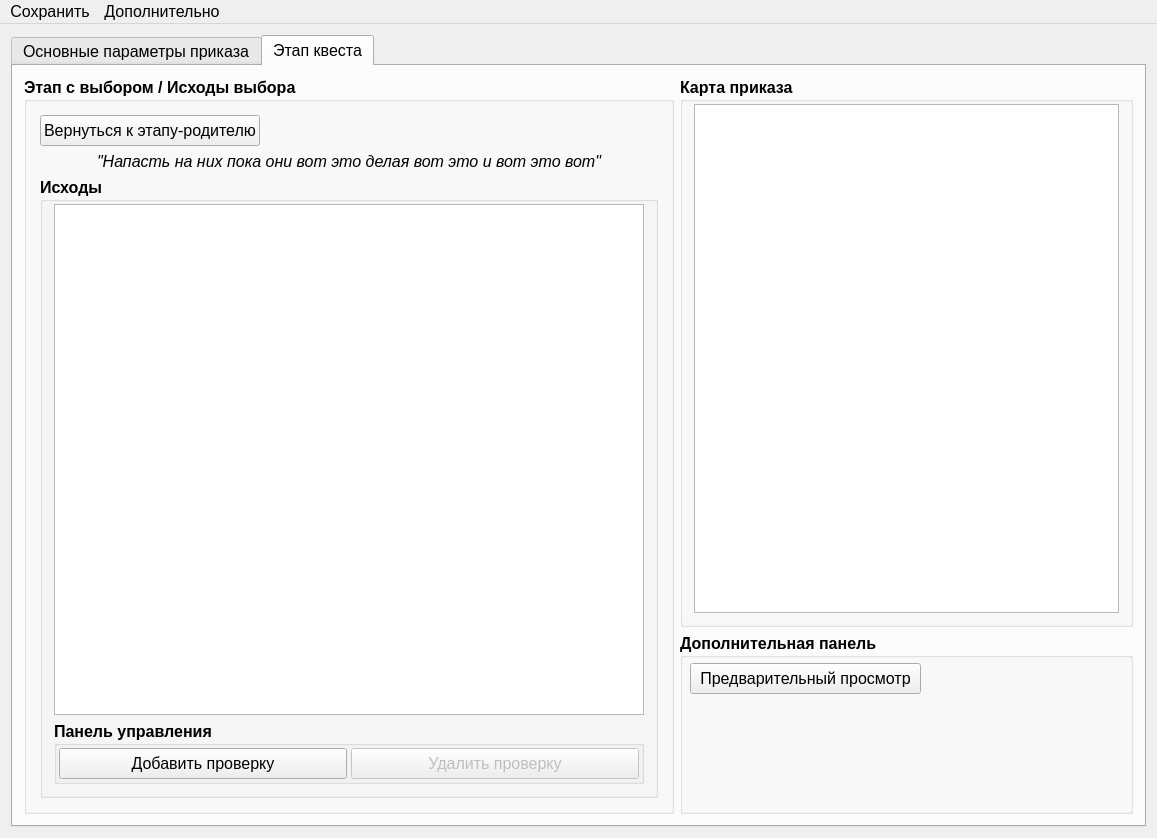
This is mainwindow.ui in YakSid/PDNK2 as Qt 5 draws it before an edit. The edited form follows.
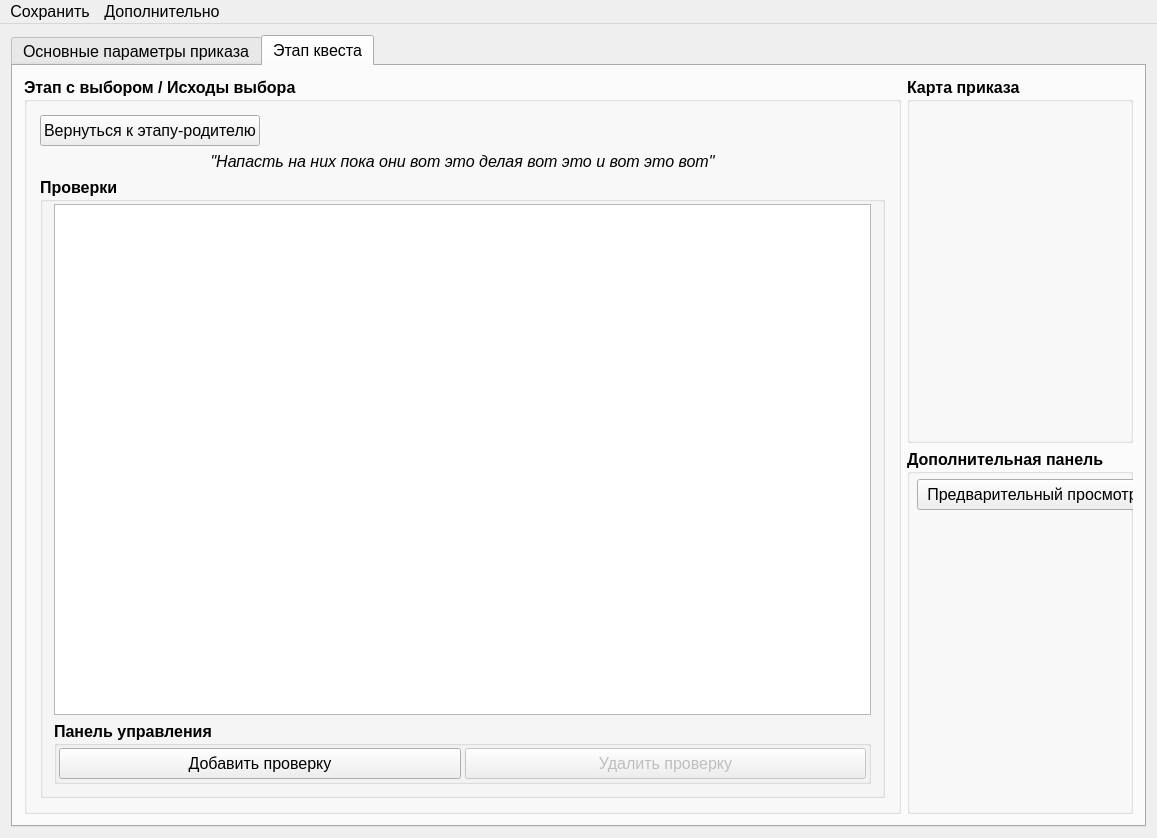
This is the edited form. The open tabs and pages were chosen to show the change.

Patch:
```diff
--- a/mainwindow.ui
+++ b/mainwindow.ui
@@ -1685,7 +1685,7 @@
                <item>
                 <widget class="QGroupBox" name="groupBox_19">
                  <property name="title">
-                  <string>Исходы</string>
+                  <string>Проверки</string>
                  </property>
                  <layout class="QVBoxLayout" name="verticalLayout_5">
                   <property name="topMargin">
@@ -1806,16 +1806,6 @@
            <property name="topMargin">
             <number>2</number>
            </property>
-           <item row="0" column="0">
-            <widget class="QGraphicsView" name="graphicsView">
-             <property name="font">
-              <font>
-               <weight>50</weight>
-               <bold>false</bold>
-              </font>
-             </property>
-            </widget>
-           </item>
           </layout>
          </widget>
         </item>
```
Left out of the diff: 17 changed lines with no effect on the pictures.
